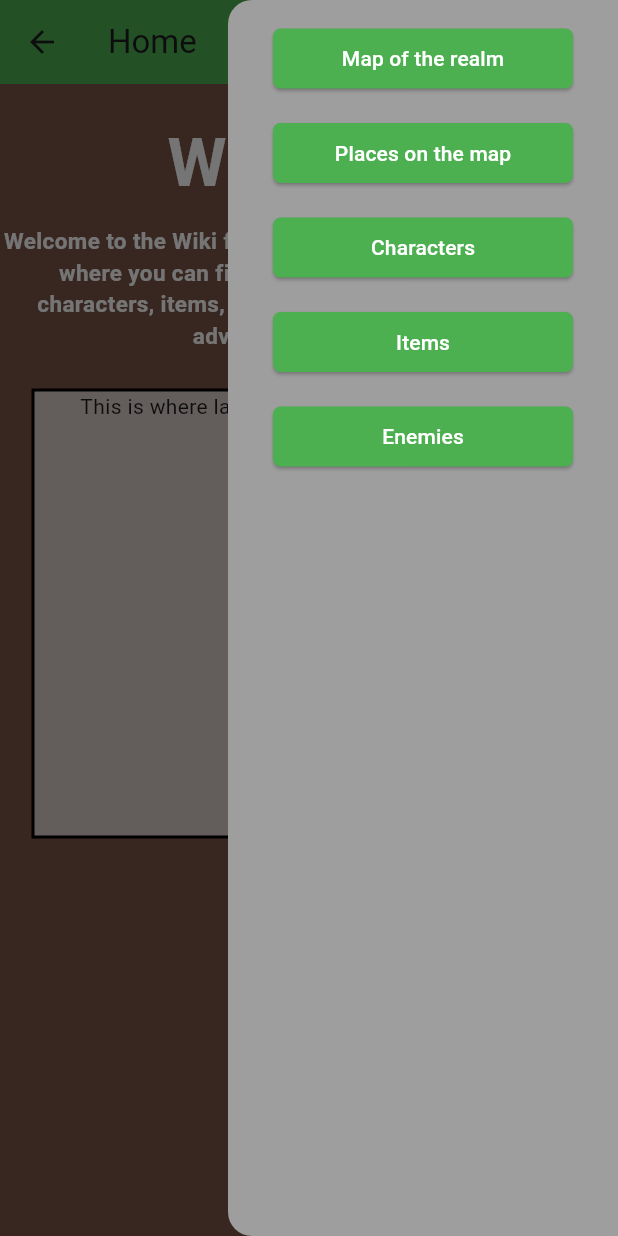
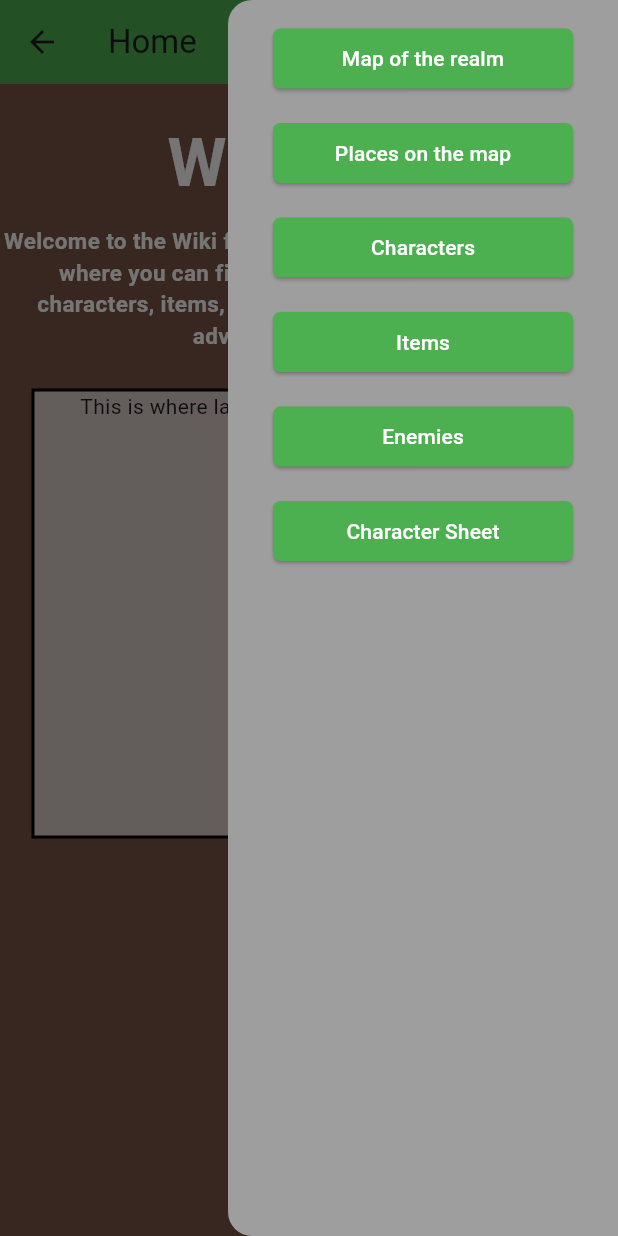
Before and after one commit to McHeadh/dnd_app, a Flutter app: the HomePage screen opened directly, with the side drawer open, on a phone screen of 412 x 824 dp. Run offline on Flutter 3.47's test engine with Material 2 defaults, Android fonts, the phone set to English and light mode, and no system bars; our stand-ins replace photo_view; missing offline and left inert: flutter_pdfview; network calls fail.

Commit message:
added character sheet page

```diff
--- a/lib/home_page.dart
+++ b/lib/home_page.dart
@@ -51,15 +51,7 @@ class HomePage extends StatelessWidget {
                     shape: RoundedRectangleBorder(
                         borderRadius: BorderRadius.circular(5)),
                   ),
-                  onPressed: () {
-                    Navigator.of(context).push(
-                      MaterialPageRoute(
-                        builder: (BuildContext context) {
-                          return const CharacterSheetPage();
-                        },
-                      ),
-                    );
-                  },
+                  onPressed: () {},
                   child: const Text('Places on the map'),
                 ),
               ),
@@ -103,6 +95,28 @@ class HomePage extends StatelessWidget {
                   ),
                   onPressed: () {},
                   child: const Text('Enemies'),
+                ),
+              ),
+              Padding(
+                padding: const EdgeInsets.only(top: 15.0),
+                child: ElevatedButton(
+                  style: ElevatedButton.styleFrom(
+                    backgroundColor: Colors.green,
+                    foregroundColor: Colors.white,
+                    minimumSize: const Size(200.0, 40),
+                    shape: RoundedRectangleBorder(
+                        borderRadius: BorderRadius.circular(5)),
+                  ),
+                  onPressed: () {
+                    Navigator.of(context).push(
+                      MaterialPageRoute(
+                        builder: (BuildContext context) {
+                          return const CharacterSheetPage();
+                        },
+                      ),
+                    );
+                  },
+                  child: const Text('Character Sheet'),
                 ),
               ),
             ],
--- a/pubspec.yaml
+++ b/pubspec.yaml
@@ -36,8 +36,9 @@ dependencies:
   # Use with the CupertinoIcons class for iOS style icons.
   cupertino_icons: ^1.0.2
   photo_view: ^0.14.0
+  path_provider: ^2.0.15
   flutter_pdfview: ^1.3.1
-  webview_flutter: ^2.0.13
+  http: ^1.1.0
 
 dev_dependencies:
   flutter_test:
```
Also changed, not shown: lib/character_sheet_page.dart (+39 -5 lines), pubspec.lock, 1 other file.
